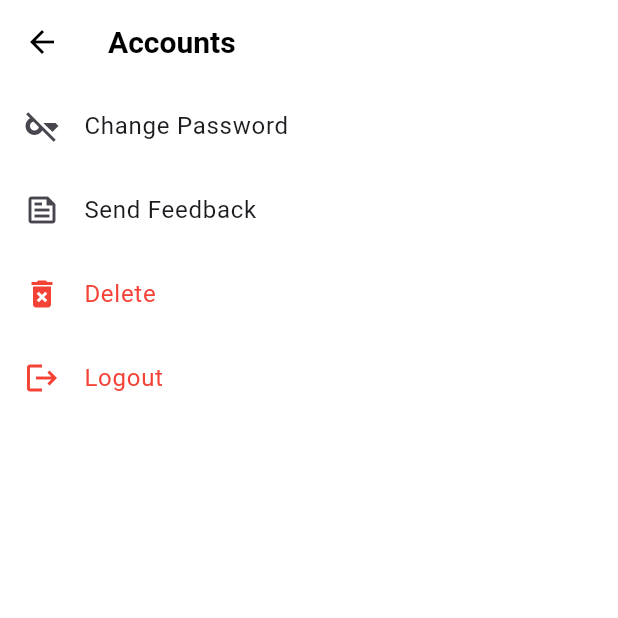
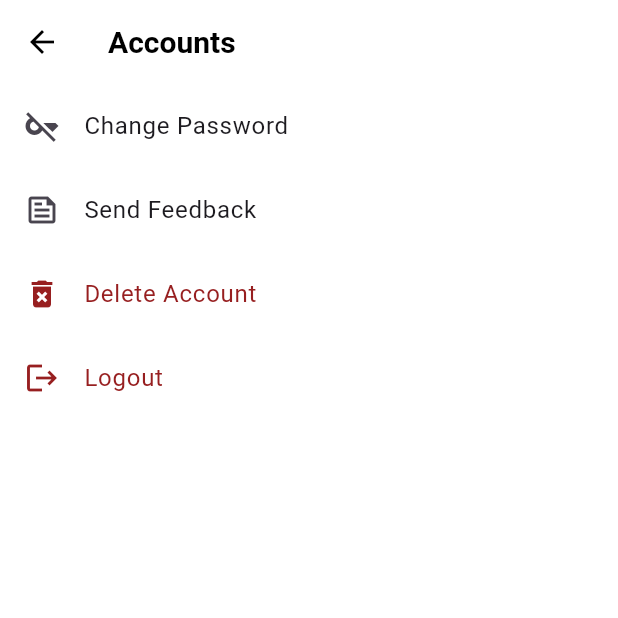
Before and after one commit to bhumika2425/vidhyatra_frontend, a Flutter app: the Accountpage screen opened by its route, on a phone screen of 412 x 824 dp, the top half of it. Run offline on Flutter 3.47's test engine with Material 3 defaults, Android fonts, the light colour scheme and no system bars; our stand-ins replace carousel_slider, file_picker, flutter_chat_types, flutter_chat_ui, font_awesome_flutter, get and 4 more; accounts and stored records are empty; network calls fail.

Commit message:
refined the ui of the app

```diff
--- a/lib/main.dart
+++ b/lib/main.dart
@@ -61,7 +61,7 @@ class VidhyatraApp extends StatelessWidget {
           GetPage(name: '/messages', page: () => ChatPage()),
           GetPage(name: '/dashboard', page: () => Dashboard()),
           GetPage(name: '/new-post', page: () => BlogPostPage()),
-          GetPage(name: '/forgot-password', page: () => ForgotPasswordScreen()),
+          GetPage(name: '/forgot_password', page: () => ForgotPasswordScreen()),
           GetPage(name: '/friends', page: () => FriendsScreen()),
           GetPage(name: '/sendFeedback', page: () => FeedbackForm()),
           GetPage(name: '/account', page: () => Accountpage()),
--- a/lib/screens/AccountPage.dart
+++ b/lib/screens/AccountPage.dart
@@ -27,16 +27,15 @@ class Accountpage extends StatelessWidget {
             },
           ),
           ListTile(
-            leading: Icon(Icons.delete_forever, color: Colors.red,),
-            title: Text("Delete", style: TextStyle(color: Colors.red),),
+            leading: Icon(Icons.delete_forever, color: Color(0xFF971F20),),
+            title: Text("Delete Account", style: TextStyle(color: Color(0xFF971F20)),),
             onTap: (){
-              Get.toNamed("/sendFeedback");
             },
           ),
 
           ListTile(
-            leading: Icon(Icons.logout, color: Colors.red,),
-            title: Text('Logout', style: TextStyle(color: Colors.red),),
+            leading: Icon(Icons.logout, color: Color(0xFF971F20),),
+            title: Text('Logout', style: TextStyle(color: Color(0xFF971F20)),),
             onTap: () async {
               // Show a confirmation dialog
               bool? confirmLogout = await showDialog(
--- a/lib/screens/blog_posting_page.dart
+++ b/lib/screens/blog_posting_page.dart
@@ -41,7 +41,7 @@ class _BlogPostingPageState extends State<BlogPostPage> {
         backgroundColor: Colors.grey[100],
         title: Text(
           'Create Post',
-          style: TextStyle(color: Colors.red, fontWeight: FontWeight.bold),
+          style: TextStyle(color: Color(0xFF971F20), fontWeight: FontWeight.bold),
         ),
         leading: IconButton(
           icon: Icon(Icons.close, color: Colors.black), // Cross icon
@@ -69,7 +69,7 @@ class _BlogPostingPageState extends State<BlogPostPage> {
                   : null, // Disable button when text is empty
               style: TextButton.styleFrom(
                 backgroundColor: blogController.isButtonEnabled.value
-                    ? Colors.red
+                    ? Color(0xFF971F20)
                     : Colors.grey[200],
                 foregroundColor: Colors.white,
                 shape: RoundedRectangleBorder(
--- a/lib/screens/feedback_form.dart
+++ b/lib/screens/feedback_form.dart
@@ -98,8 +98,9 @@ class FeedbackForm extends StatelessWidget {
                           onChanged: (value) {
                             feedbackController.isAnonymous.value = value!;
                           },
+                          activeColor: Color(0xFF971F20),
                         ),
-                        Text('Submit Anonymously', style: TextStyle(fontSize: 14)),
+                        Text('Submit Anonymously', style: TextStyle(fontSize: 14, color: Colors.black)),
                       ],
                     )),
                     SizedBox(height: 20),
--- a/lib/screens/login.dart
+++ b/lib/screens/login.dart
@@ -230,7 +230,7 @@ class _LoginPageState extends State<LoginPage> with SingleTickerProviderStateMix
                         TextButton(
                           onPressed: () {
                             // Navigate to Forgot Password Page (implement the route accordingly)
-                            Navigator.pushNamed(context, '/forgot_password');
+                            Get.toNamed('/forgot_password');
                           },
                           child: Text(
                             'Forgot Password?',
--- a/lib/screens/profile_creation.dart
+++ b/lib/screens/profile_creation.dart
@@ -134,7 +134,7 @@ class _ProfileCreationPageState extends State<ProfileCreationPage> {
     final user = Provider.of<UserProvider>(context).user;
     return Scaffold(
       appBar: AppBar(
-        backgroundColor: Color(0xFF118AD4),
+        backgroundColor: Color(0xFF971F20),
         title: Text(
           'Create Profile, ${user?.name}',
           style: TextStyle(color: Colors.white),
@@ -144,7 +144,7 @@ class _ProfileCreationPageState extends State<ProfileCreationPage> {
         decoration: BoxDecoration(
           gradient: LinearGradient(
             colors: [
-              Color(0xFF118AD4), // Blue for the top half
+              Color(0xFF971F20), // Blue for the top half
               Colors.white, // White for the bottom half
             ],
             begin: Alignment.topCenter,
--- a/lib/screens/student_profile_page.dart
+++ b/lib/screens/student_profile_page.dart
@@ -256,7 +256,7 @@ class ProfileDetailRow extends StatelessWidget {
       child: Row(
         crossAxisAlignment: CrossAxisAlignment.start,
         children: [
-          Icon(icon, color: Color(0xFF118AD4)),
+          Icon(icon, color: Color(0xFF971F20)),
           SizedBox(width: 15),
           Expanded(
             child: Column(
--- a/lib/screens/student_profile_update.dart
+++ b/lib/screens/student_profile_update.dart
@@ -208,7 +208,7 @@ class _StudentProfileUpdateState extends State<StudentProfileUpdate> {
 
     return Scaffold(
       appBar: AppBar(
-        backgroundColor: Color(0xFF118AD4),
+        backgroundColor: Color(0xFF971F20),
         title: Text(
           'Update Profile, ${user?.name}',
           style: TextStyle(color: Colors.white),
@@ -220,7 +220,7 @@ class _StudentProfileUpdateState extends State<StudentProfileUpdate> {
         decoration: BoxDecoration(
           gradient: LinearGradient(
             colors: [
-              Color(0xFF118AD4),
+              Color(0xFF971F20),
               Colors.white,
             ],
             begin: Alignment.topCenter,
@@ -346,7 +346,7 @@ class _StudentProfileUpdateState extends State<StudentProfileUpdate> {
                             child: ElevatedButton(
                               onPressed: _submitForm,
                               style: ElevatedButton.styleFrom(
-                                backgroundColor: Color(0xFFBD0606),
+                                backgroundColor: Color(0xFF971F20),
                                 padding: EdgeInsets.symmetric(vertical: 16.0),
                                 shape: RoundedRectangleBorder(
                                   borderRadius: BorderRadius.circular(15.0),
```
Also changed, not shown: lib/screens/register.dart (+4 -4 lines).
